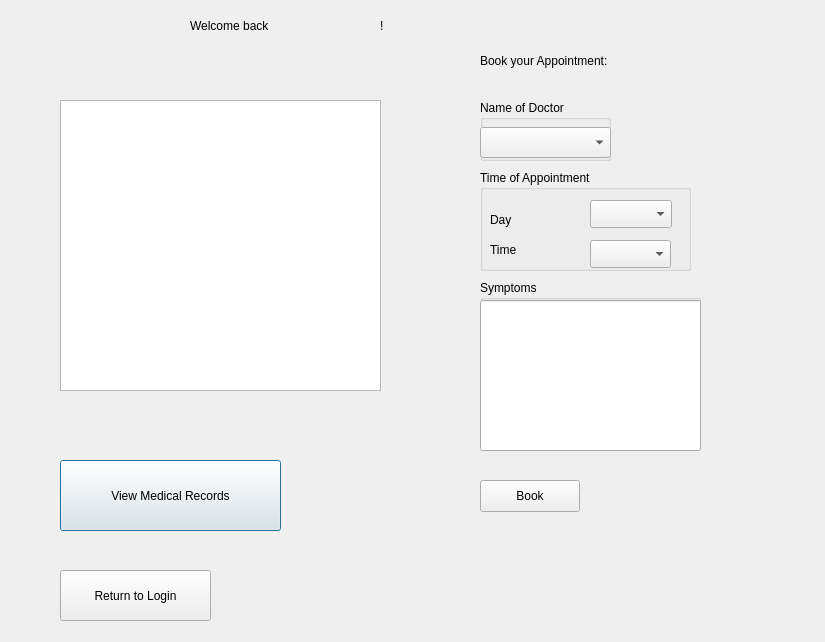
Before: the Qt Designer form hospital/patient.ui in mohammedyassin11/Healthcare-system, drawn with Qt 5.
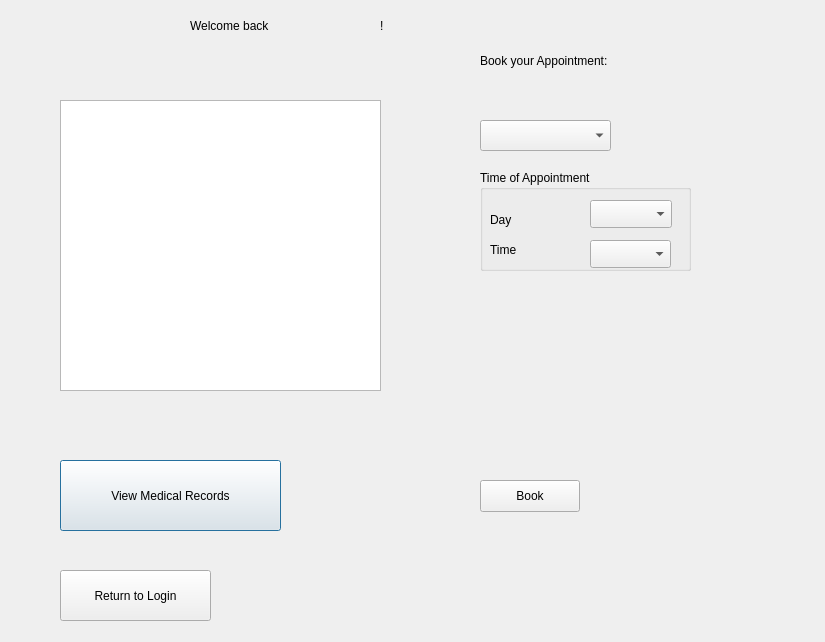
After: the same form once the commit is applied.

Commit message: Moustafa and I added more to the ui of the patient and staff, and also aloud for doctors to save availability

What changed in the file:
```diff
--- a/hospital/patient.ui
+++ b/hospital/patient.ui
@@ -72,52 +72,6 @@
     </property>
    </widget>
   </widget>
-  <widget class="QGroupBox" name="DoctorBox">
-   <property name="geometry">
-    <rect>
-     <x>480</x>
-     <y>100</y>
-     <width>131</width>
-     <height>61</height>
-    </rect>
-   </property>
-   <property name="title">
-    <string>Name of Doctor</string>
-   </property>
-   <widget class="QComboBox" name="DoctorName">
-    <property name="geometry">
-     <rect>
-      <x>0</x>
-      <y>27</y>
-      <width>131</width>
-      <height>31</height>
-     </rect>
-    </property>
-   </widget>
-  </widget>
-  <widget class="QGroupBox" name="SymptomsBox">
-   <property name="geometry">
-    <rect>
-     <x>480</x>
-     <y>280</y>
-     <width>221</width>
-     <height>171</height>
-    </rect>
-   </property>
-   <property name="title">
-    <string>Symptoms</string>
-   </property>
-   <widget class="QLineEdit" name="SymptomslineEdit">
-    <property name="geometry">
-     <rect>
-      <x>0</x>
-      <y>20</y>
-      <width>221</width>
-      <height>151</height>
-     </rect>
-    </property>
-   </widget>
-  </widget>
   <widget class="QLabel" name="InstructionsLabel">
    <property name="geometry">
     <rect>
@@ -232,6 +186,16 @@
     <string>Return to Login</string>
    </property>
   </widget>
+  <widget class="QComboBox" name="DoctorName">
+   <property name="geometry">
+    <rect>
+     <x>480</x>
+     <y>120</y>
+     <width>131</width>
+     <height>31</height>
+    </rect>
+   </property>
+  </widget>
  </widget>
  <resources/>
  <connections/>
```
Left out of the diff: 2 changed lines with no effect on the pictures. The commit also changes 522 other files.
